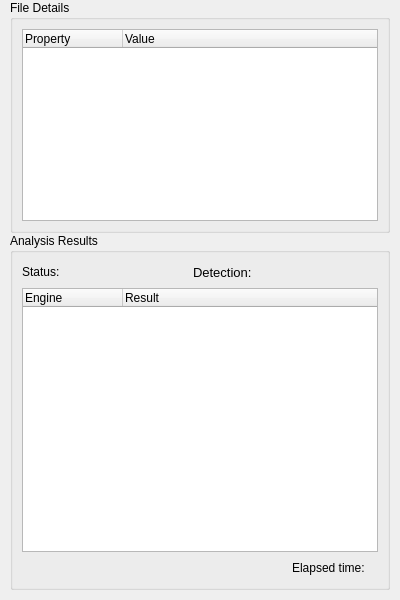
The window that res/file_details.ui (stu220327019/scan-x) describes before a commit, drawn with Qt 5.
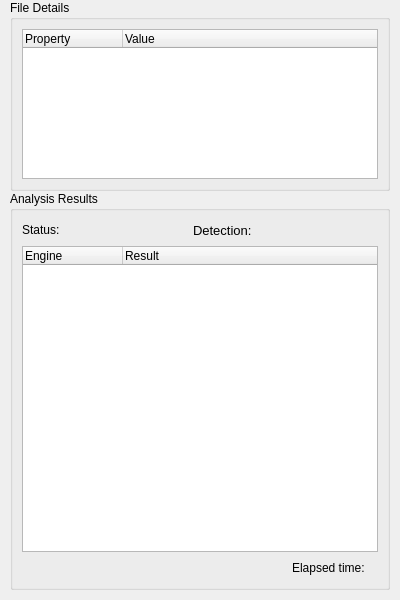
The same window after the commit.

Diff of the .ui file:
```diff
--- a/res/file_details.ui
+++ b/res/file_details.ui
@@ -63,6 +63,15 @@
        <layout class="QVBoxLayout" name="verticalLayout_21">
         <item>
          <widget class="QTreeWidget" name="tbl_fileInfo">
+          <property name="maximumSize">
+           <size>
+            <width>16777215</width>
+            <height>150</height>
+           </size>
+          </property>
+          <property name="alternatingRowColors">
+           <bool>true</bool>
+          </property>
           <column>
            <property name="text">
             <string>Property</string>
```
